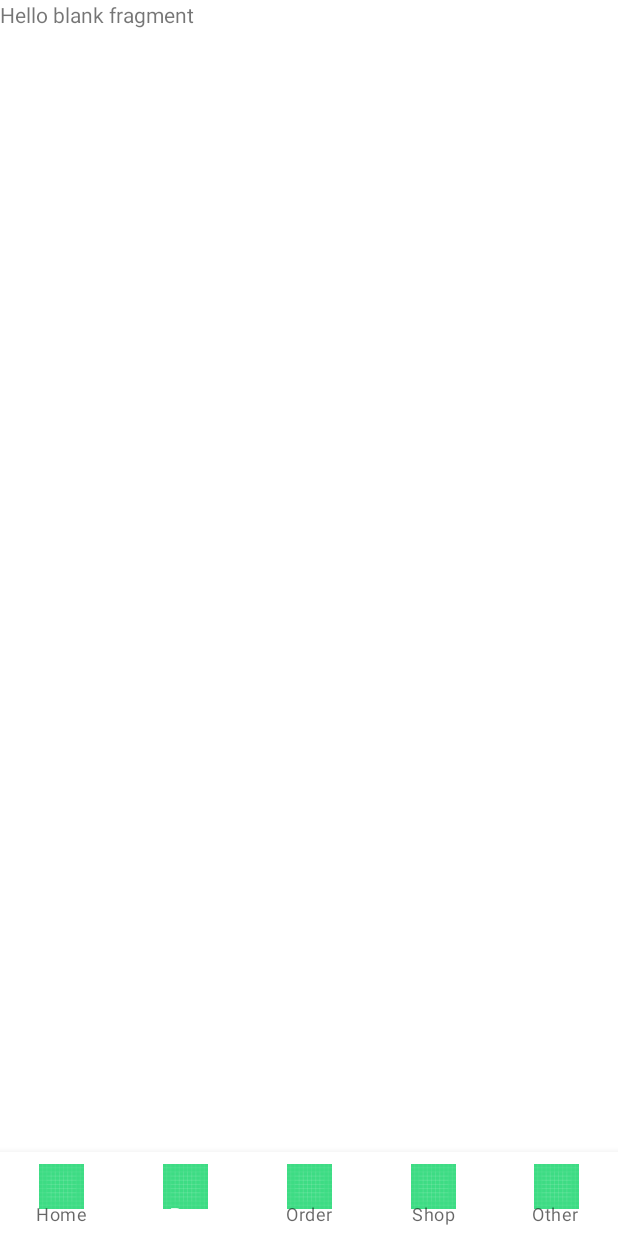
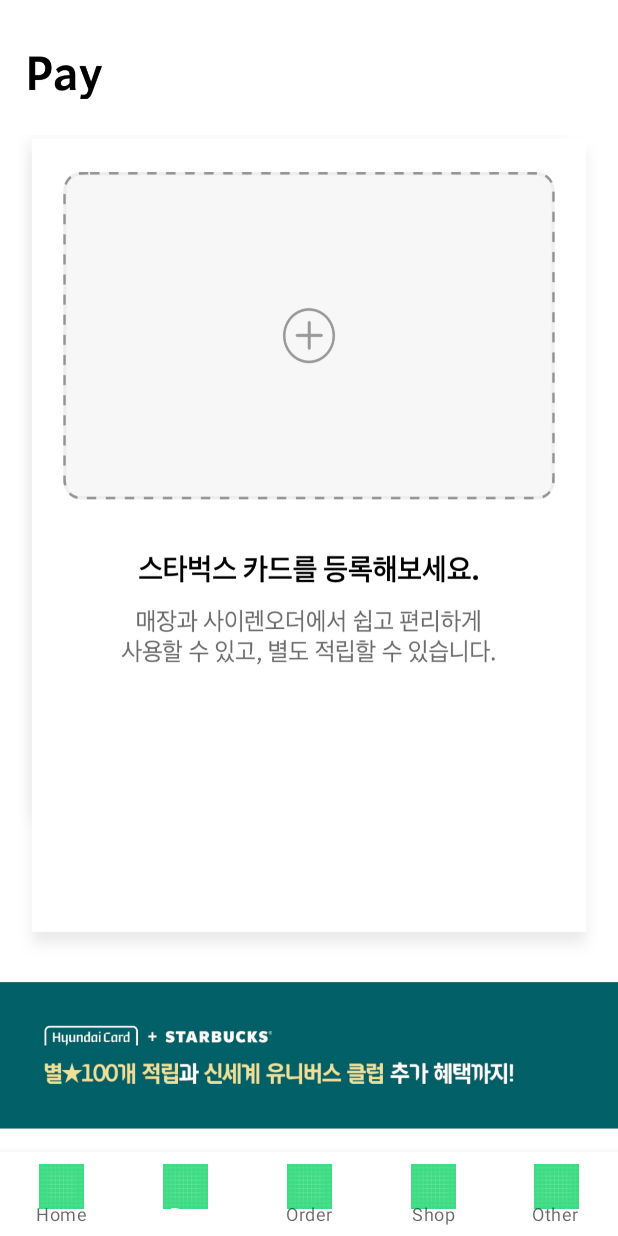
Before and after one commit to KUIT-1/KUIT_-HACKATHON_team_1_android, an Android app: the screen it shows after launch (MainActivity), item 2 of the bottom bar chosen, on a phone screen of 412 x 824 dp. Run offline under Robolectric (Android 15) with nearby library versions, the phone set to English and light mode, and no system bars.

Commit message:
payFragment

```diff
--- /dev/null
+++ b/app/src/main/res/drawable/round_home_24.xml
@@ -0,0 +1,5 @@
+<vector android:height="24dp" android:tint="#000000"
+    android:viewportHeight="24" android:viewportWidth="24"
+    android:width="24dp" xmlns:android="http://schemas.android.com/apk/res/android">
+    <path android:fillColor="@android:color/white" android:pathData="M10,19v-5h4v5c0,0.55 0.45,1 1,1h3c0.55,0 1,-0.45 1,-1v-7h1.7c0.46,0 0.68,-0.57 0.33,-0.87L12.67,3.6c-0.38,-0.34 -0.96,-0.34 -1.34,0l-8.36,7.53c-0.34,0.3 -0.13,0.87 0.33,0.87H5v7c0,0.55 0.45,1 1,1h3c0.55,0 1,-0.45 1,-1z"/>
+</vector>
--- a/app/src/main/res/layout/fragment_pay.xml
+++ b/app/src/main/res/layout/fragment_pay.xml
@@ -5,10 +5,10 @@
     android:layout_height="match_parent"
     tools:context=".PayFragment">
 
-    <!-- TODO: Update blank fragment layout -->
-    <TextView
+    <ImageView
         android:layout_width="match_parent"
         android:layout_height="match_parent"
-        android:text="@string/hello_blank_fragment" />
+        android:scaleType="fitXY"
+        android:src="@drawable/pay_frag"/>
 
 </FrameLayout>
```
Also changed, not shown: app/src/main/res/drawable/pay_frag.jpeg (added).
